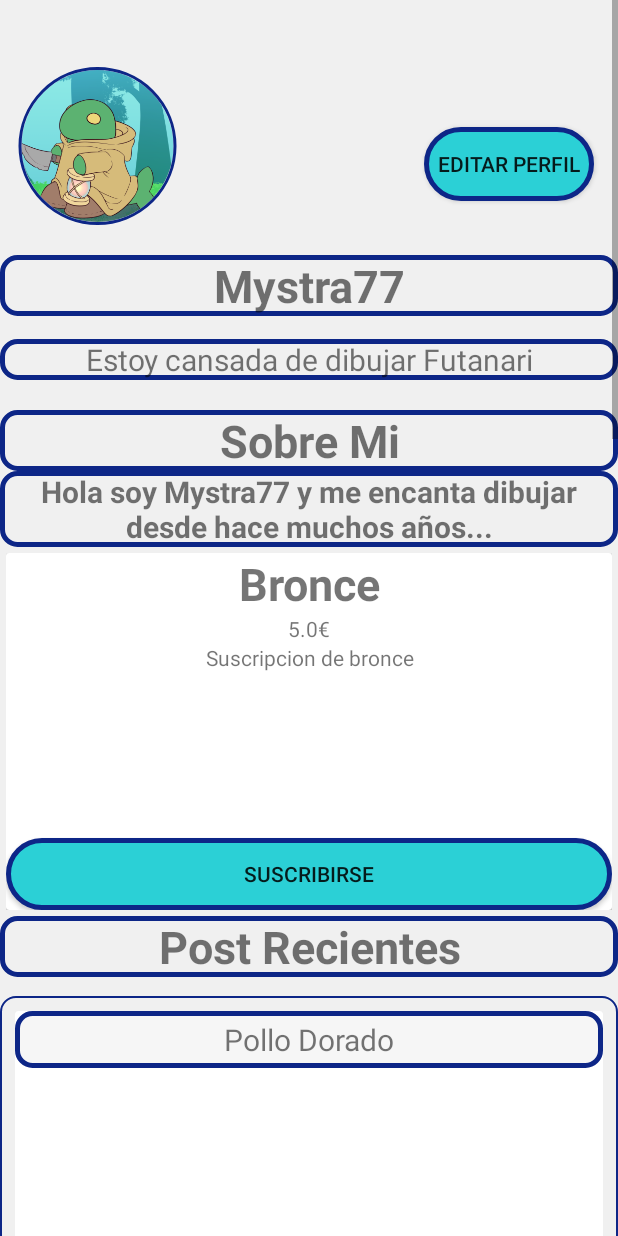
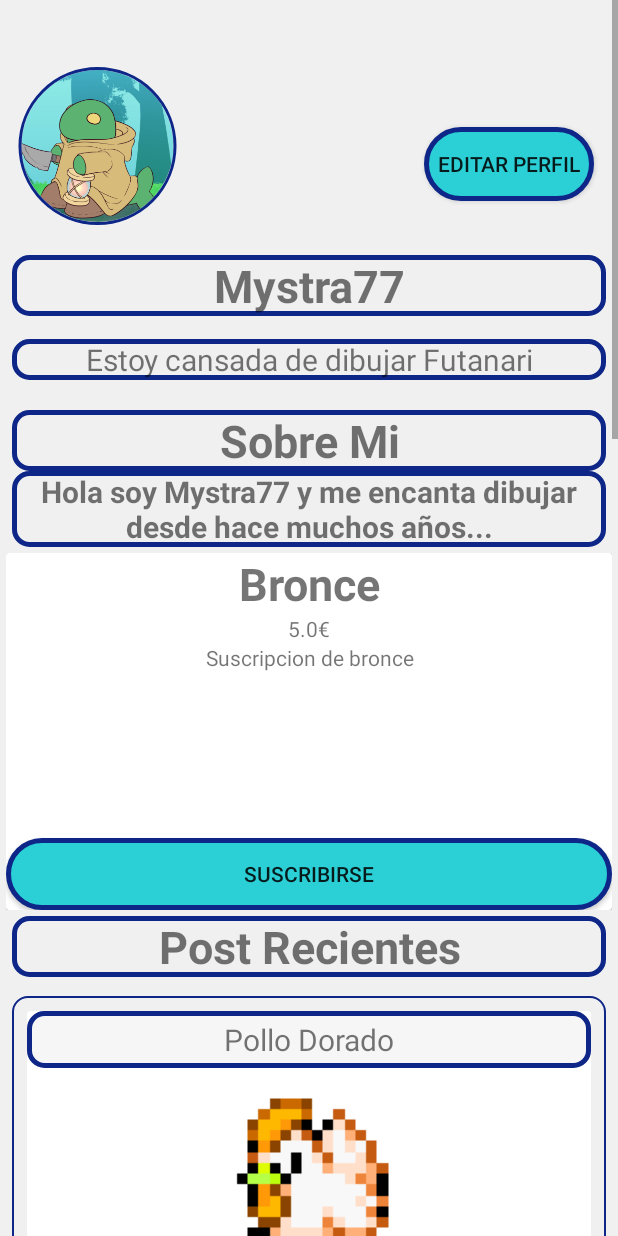
Before and after one commit to Malkien/ProyectoGrupoPM, an Android app: the screen it shows after launch (PerfilCreador), after a tap on "CREADOR", on a phone screen of 412 x 824 dp. Run offline under Robolectric (Android 15) with nearby library versions, the phone set to English and light mode, and no system bars; our stand-ins replace CircleImageView.

Commit message:
Documentacion de los recyclerView del creador, ajustes de componentes del perfil creador, Los post recientes del creador ahora son clickables
Se ha documentado todo lo referente a la implementación del recyclerView.

Se han ajustado los margenes de los componentes TextView y los layouts que lo contienen para una mejor visualización

Ahora los post recientes son clickables al nivel del CardView, es decir si pulsas dentro de cualquier punto del post (titulo y imagen) afectara el click

```diff
--- a/app/src/main/java/com/example/drawcoco/adapters/AdapterPostRecientesCreador.java
+++ b/app/src/main/java/com/example/drawcoco/adapters/AdapterPostRecientesCreador.java
@@ -15,10 +15,17 @@ import com.example.drawcoco.R;
 import java.util.ArrayList;
 
 public class AdapterPostRecientesCreador extends RecyclerView.Adapter<AdapterPostRecientesCreador.PostRecientesViewHolder> {
-    private ArrayList<ItemPostRecientesCreador>itemList;
+    private ArrayList<ItemPostRecientesCreador>itemList; //ArrayList con los items totales a cargar
     public AdapterPostRecientesCreador(ArrayList<ItemPostRecientesCreador>itemsPost){
         this.itemList=itemsPost;
     };
+
+    /**
+     * Constructor del viewHolder al crearse por primera vez
+     * @param parent
+     * @param viewType
+     * @return
+     */
     @NonNull
     @Override
     public PostRecientesViewHolder onCreateViewHolder(@NonNull ViewGroup parent, int viewType) {
@@ -27,6 +34,11 @@ public class AdapterPostRecientesCreador extends RecyclerView.Adapter<AdapterPos
         return pvh;
     }
 
+    /**
+     * Constructor del viewHolder
+     * @param holder
+     * @param position
+     */
     @Override
     public void onBindViewHolder(@NonNull PostRecientesViewHolder holder, int position) {
         ItemPostRecientesCreador objetoActual=itemList.get(position);
@@ -34,6 +46,10 @@ public class AdapterPostRecientesCreador extends RecyclerView.Adapter<AdapterPos
         holder.titulo.setText(objetoActual.getTitulo());
     }
 
+    /**
+     * Getter con el numero de items totales a cargar
+     * @return
+     */
     @Override
     public int getItemCount() {
         return itemList.size();
--- a/app/src/main/java/com/example/drawcoco/adapters/AdapterSuscripcion.java
+++ b/app/src/main/java/com/example/drawcoco/adapters/AdapterSuscripcion.java
@@ -5,17 +5,21 @@ import android.view.View;
 import android.view.ViewGroup;
 import android.widget.Button;
 import android.widget.TextView;
-
 import androidx.annotation.NonNull;
 import androidx.recyclerview.widget.RecyclerView;
-
 import com.example.drawcoco.CajaSuscripcion;
 import com.example.drawcoco.R;
-
 import java.util.ArrayList;
 
 public class AdapterSuscripcion extends RecyclerView.Adapter<AdapterSuscripcion.SuscripcionViewHolder> {
-    private ArrayList<CajaSuscripcion>arrayItems;
+    private ArrayList<CajaSuscripcion>arrayItems; //ArrayList que contiene los tipos de suscripcion totales del usuario
+
+    /**
+     * Constructor para el viewHolder al crearlo por primera vez
+     * @param parent
+     * @param viewType
+     * @return
+     */
     @NonNull
     @Override
     public SuscripcionViewHolder onCreateViewHolder(@NonNull ViewGroup parent, int viewType) {
@@ -24,9 +28,19 @@ public class AdapterSuscripcion extends RecyclerView.Adapter<AdapterSuscripcion.
         return svh;
     }
 
+    /**
+     * Constructor para el adapter
+     * @param listCajas
+     */
     public AdapterSuscripcion(ArrayList<CajaSuscripcion>listCajas){
         arrayItems=listCajas;
     }
+
+    /**
+     * Constructor del ViewHolder
+     * @param holder
+     * @param position
+     */
     @Override
     public void onBindViewHolder(@NonNull SuscripcionViewHolder holder, int position) {
         CajaSuscripcion objetoActual=arrayItems.get(position);
@@ -37,6 +51,10 @@ public class AdapterSuscripcion extends RecyclerView.Adapter<AdapterSuscripcion.
 
     }
 
+    /**
+     * Getter con el numero de suscripciones que tiene que cargar
+     * @return
+     */
     @Override
     public int getItemCount() {
         return arrayItems.size();
--- a/app/src/main/java/com/example/drawcoco/perfiles/PerfilCreador.java
+++ b/app/src/main/java/com/example/drawcoco/perfiles/PerfilCreador.java
@@ -54,19 +54,23 @@ public class PerfilCreador extends AppCompatActivity {
             tipoSuscripcion.add(cajaSuscripcion1);
         }
         adapterSuscripcion=new AdapterSuscripcion(tipoSuscripcion);
+        //Enlazamos el manager y el adapter con el recyclerView
         recyclerViewSuscripcion.setLayoutManager(managerSuscripcion);
         recyclerViewSuscripcion.setAdapter(adapterSuscripcion);
 
         //Recycler Post Recientes
-        ArrayList<ItemPostRecientesCreador> postRecientes=new ArrayList<>();
+        ArrayList<ItemPostRecientesCreador> postRecientes=new ArrayList<>();//declaramos el ArrayList en el que meteremos los items a cargar
+        //Cargamos todos los postRecientes en el arrayList que tenga el creador
         for (int i=0;i<artista.getImagenArrayList().size()||i<1;i++){
             ItemPostRecientesCreador item=new ItemPostRecientesCreador(artista.getImagenArrayList().get(i).getRuta(),artista.getImagenArrayList().get(i).getTitulo());
             postRecientes.add(item);
         }
+        //declaramos el recyclerView, manager y adapter
         recyclerViewPostRecientes=findViewById(R.id.recyclerPostRecientes);
         recyclerViewPostRecientes.setHasFixedSize(true);//Con esto se autoAjusta
         managerPostRecientes=new LinearLayoutManager(this);
         adapterPostRecientes=new AdapterPostRecientesCreador(postRecientes);
+        //enlazamos el manager y el adapter con el recyclerView
         recyclerViewPostRecientes.setLayoutManager(managerPostRecientes);
         recyclerViewPostRecientes.setAdapter(adapterPostRecientes);
     }
--- a/app/src/main/res/layout/activity_perfil_creador.xml
+++ b/app/src/main/res/layout/activity_perfil_creador.xml
@@ -1,11 +1,10 @@
 <?xml version="1.0" encoding="utf-8"?>
-    <!--LinearLayout para apilar los layout hijos en vertical-->
 <ScrollView xmlns:android="http://schemas.android.com/apk/res/android"
     xmlns:app="http://schemas.android.com/apk/res-auto"
     xmlns:tools="http://schemas.android.com/tools"
     android:layout_width="match_parent"
     android:layout_height="match_parent">
-
+    <!--LinearLayout para apilar los layout hijos en vertical-->
     <LinearLayout
         android:id="@+id/linearLayout6"
         android:layout_width="match_parent"
@@ -74,13 +73,16 @@
                 android:id="@+id/textViewNombrePerfil"
                 android:layout_width="0dp"
                 android:layout_height="wrap_content"
+                android:layout_marginStart="8dp"
                 android:layout_marginTop="20dp"
+                android:layout_marginEnd="8dp"
                 android:background="@drawable/caja_texto"
                 android:text="@string/nombrePerfilCreador"
                 android:textAlignment="center"
                 android:textSize="30sp"
                 android:textStyle="bold"
                 app:layout_constraintEnd_toEndOf="parent"
+                app:layout_constraintHorizontal_bias="0.5"
                 app:layout_constraintStart_toStartOf="parent"
                 app:layout_constraintTop_toTopOf="parent" />
             <!--TextView con la descripción breve del usuario-->
@@ -88,7 +90,9 @@
                 android:id="@+id/textViewDescripcionBreve"
                 android:layout_width="0dp"
                 android:layout_height="wrap_content"
+                android:layout_marginStart="8dp"
                 android:layout_marginTop="15dp"
+                android:layout_marginEnd="8dp"
                 android:background="@drawable/caja_texto"
                 android:text="@string/descripcionBreveCreador"
                 android:textAlignment="center"
@@ -107,7 +111,9 @@
                 android:id="@+id/textViewTituloSobreMi"
                 android:layout_width="0dp"
                 android:layout_height="wrap_content"
+                android:layout_marginStart="8dp"
                 android:layout_marginTop="20dp"
+                android:layout_marginEnd="8dp"
                 android:background="@drawable/caja_texto"
                 android:text="@string/sobreMiCreador"
                 android:textAlignment="center"
@@ -121,6 +127,8 @@
                 android:id="@+id/textViewDescripcionCompleta"
                 android:layout_width="0dp"
                 android:layout_height="wrap_content"
+                android:layout_marginStart="8dp"
+                android:layout_marginEnd="8dp"
                 android:background="@drawable/caja_texto"
                 android:text="@string/descripcionCompletaCreador"
                 android:textAlignment="center"
@@ -130,9 +138,9 @@
                 app:layout_constraintStart_toStartOf="parent"
                 app:layout_constraintTop_toBottomOf="@+id/textViewTituloSobreMi" />
         </androidx.constraintlayout.widget.ConstraintLayout>
-        <!--Scroll horizontal para visualizar los tipos de suscripción que establece el usuario-->
+<!--        RelativeLayout que contiene un RecyclerView para los tipos de suscripcion-->
         <RelativeLayout
-            android:layout_width="match_parent"
+            android:layout_width="wrap_content"
             android:layout_height="wrap_content"
             android:fillViewport="true">
 
@@ -141,11 +149,9 @@
                 android:layout_width="match_parent"
                 android:layout_height="match_parent"
                 android:padding="4dp"
-                android:scrollbars="vertical"
-                />
+                android:scrollbars="vertical" />
         </RelativeLayout>
         <!--ContraintLayout para organizar los componentes del apartado "Post recientes"-->
-
         <androidx.constraintlayout.widget.ConstraintLayout
             android:layout_width="match_parent"
             android:layout_height="wrap_content">
@@ -154,6 +160,8 @@
                 android:id="@+id/textViewTituloRecientes"
                 android:layout_width="0dp"
                 android:layout_height="wrap_content"
+                android:layout_marginStart="8dp"
+                android:layout_marginEnd="8dp"
                 android:background="@drawable/caja_texto"
                 android:text="@string/tituloPostRecientesCreador"
                 android:textAlignment="center"
@@ -173,12 +181,14 @@
                 app:layout_constraintEnd_toEndOf="parent"
                 app:layout_constraintStart_toStartOf="parent"
                 app:layout_constraintTop_toBottomOf="@+id/RelativeLayoutPost" />
-            <!--ConstraintLayout que organiza los componente de un solo post-->
+<!--            RelativeLayout que contiene un RecyclerView para los postRecientes-->
             <RelativeLayout
                 android:id="@+id/RelativeLayoutPost"
                 android:layout_width="match_parent"
                 android:layout_height="wrap_content"
+                android:layout_marginStart="8dp"
                 android:layout_marginTop="5dp"
+                android:layout_marginEnd="8dp"
                 android:background="@drawable/borde_layout"
                 app:layout_constraintBottom_toBottomOf="parent"
                 app:layout_constraintEnd_toEndOf="parent"
@@ -188,7 +198,7 @@
                 <androidx.recyclerview.widget.RecyclerView
                     android:id="@+id/recyclerPostRecientes"
                     android:layout_width="match_parent"
-                    android:layout_height="match_parent" />
+                    android:layout_height="wrap_content" />
             </RelativeLayout>
         </androidx.constraintlayout.widget.ConstraintLayout>
     </LinearLayout>
--- a/app/src/main/res/layout/item_post_recientes_creador.xml
+++ b/app/src/main/res/layout/item_post_recientes_creador.xml
@@ -1,29 +1,32 @@
 <?xml version="1.0" encoding="utf-8"?>
 <androidx.cardview.widget.CardView xmlns:android="http://schemas.android.com/apk/res/android"
     xmlns:app="http://schemas.android.com/apk/res-auto"
-    android:layout_width="match_parent" android:layout_height="match_parent">
+    android:layout_width="match_parent"
+    android:layout_height="wrap_content"
+    android:clickable="true">
 
     <LinearLayout
         android:layout_width="match_parent"
-        android:layout_height="match_parent"
+        android:layout_height="wrap_content"
+        android:clickable="false"
         android:orientation="vertical">
-
+        <!--        Titulo del post-->
         <TextView
             android:id="@+id/textViewTituloPostReciente"
             android:layout_width="match_parent"
             android:layout_height="wrap_content"
-            android:text="TextView"
             android:background="@drawable/caja_texto"
             android:padding="5dp"
+            android:text="TextView"
             android:textAlignment="center"
-            android:textSize="20dp"/>
-
+            android:textSize="20dp" />
+        <!--Imagen del post-->
         <ImageView
             android:id="@+id/imageViewPostReciente"
             android:layout_width="match_parent"
-            android:layout_height="match_parent"
-            app:srcCompat="@drawable/polloazul"
-            android:padding="5dp"/>
+            android:layout_height="wrap_content"
+            android:padding="5dp"
+            app:srcCompat="@drawable/polloazul" />
     </LinearLayout>
 
 </androidx.cardview.widget.CardView>
```
Also changed, not shown: app/src/main/java/com/example/drawcoco/CajaSuscripcion.java (+30 -0 lines), app/src/main/java/com/example/drawcoco/ItemPostRecientesCreador.java (+22 -0 lines), app/src/main/res/layout/activity_caja_suscripcion.xml (+4 -4 lines), app/src/main/res/layout/activity_desplegable.xml (+10 -16 lines).
